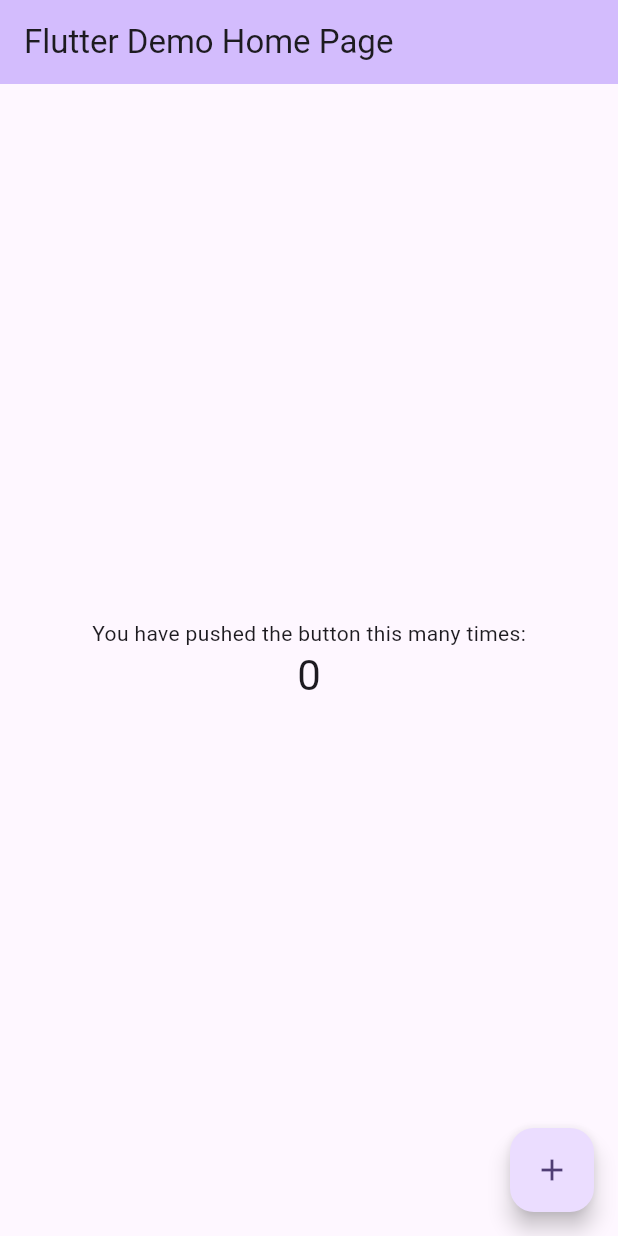
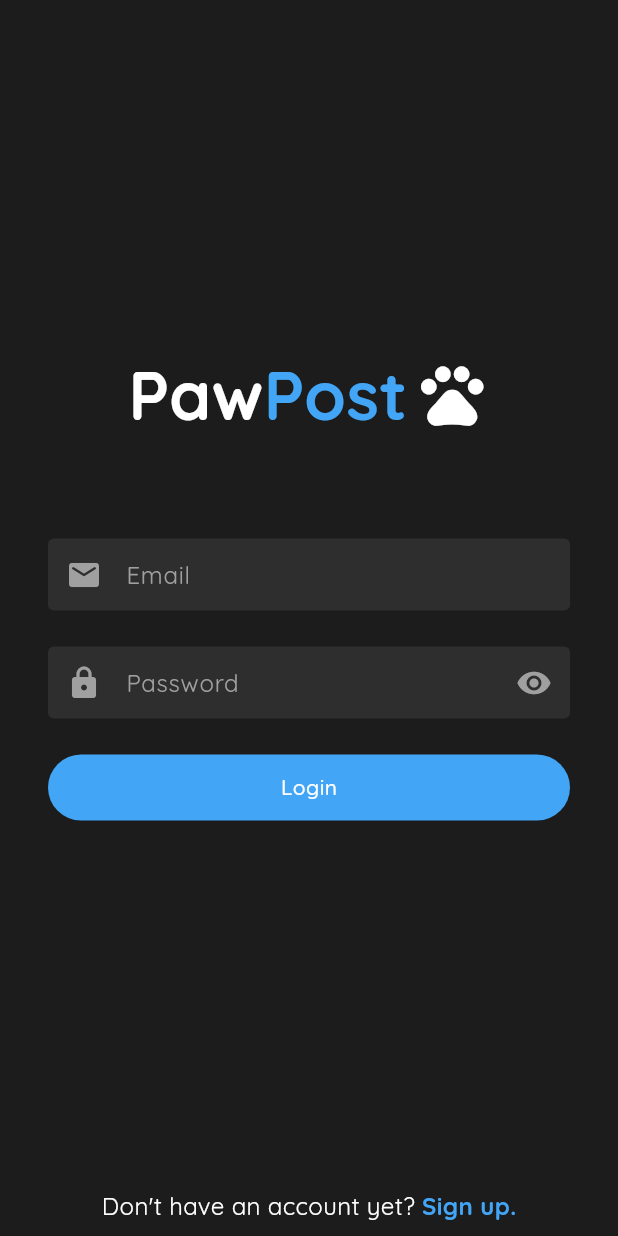
Before and after one commit to natmwong/thankupet_social_media_app, a Flutter app: the screen it shows after launch, on a phone screen of 412 x 824 dp. Run offline on Flutter 3.47's test engine with Material 3 defaults, Android fonts, the phone set to English and light mode, and no system bars; our stand-ins replace flutter_svg, google_fonts, supabase_flutter; accounts and stored records are empty.

Commit message:
Created login_screen UI

```diff
--- a/lib/main.dart
+++ b/lib/main.dart
@@ -1,125 +1,30 @@
 import 'package:flutter/material.dart';
+import 'package:google_fonts/google_fonts.dart';
+import 'package:supabase_flutter/supabase_flutter.dart';
+import 'package:thankupet_social_media_app/screens/login_screen.dart';
+import 'package:thankupet_social_media_app/utils/theme_colors.dart';
 
-void main() {
-  runApp(const MyApp());
+void main() async {
+  await Supabase.initialize(
+    url: 'https://ylkekuxzlzxlhelbzdhg.supabase.co',
+    anonKey:
+        'eyJhbGciOiJIUzI1NiIsInR5cCI6IkpXVCJ9.eyJpc3MiOiJzdXBhYmFzZSIsInJlZiI6Inlsa2VrdXh6bHp4bGhlbGJ6ZGhnIiwicm9sZSI6ImFub24iLCJpYXQiOjE3MjIyOTM0NjcsImV4cCI6MjAzNzg2OTQ2N30.E0IlsYWF9BRPmXwdttPVrOP8XgrCAV2F-Jh7jUSqYuY',
+  );
+  runApp(const PawPost());
 }
 
-class MyApp extends StatelessWidget {
-  const MyApp({super.key});
+class PawPost extends StatelessWidget {
+  const PawPost({super.key});
 
   // This widget is the root of your application.
   @override
   Widget build(BuildContext context) {
     return MaterialApp(
-      title: 'Flutter Demo',
+      title: 'PawPost',
+      debugShowCheckedModeBanner: false,
       theme: ThemeData(
-        // This is the theme of your application.
-        //
-        // TRY THIS: Try running your application with "flutter run". You'll see
-        // the application has a purple toolbar. Then, without quitting the app,
-        // try changing the seedColor in the colorScheme below to Colors.green
-        // and then invoke "hot reload" (save your changes or press the "hot
-        // reload" button in a Flutter-supported IDE, or press "r" if you used
-        // the command line to start the app).
-        //
-        // Notice that the counter didn't reset back to zero; the application
-        // state is not lost during the reload. To reset the state, use hot
-        // restart instead.
-        //
-        // This works for code too, not just values: Most code changes can be
-        // tested with just a hot reload.
-        colorScheme: ColorScheme.fromSeed(seedColor: Colors.deepPurple),
-        useMaterial3: true,
-      ),
-      home: const MyHomePage(title: 'Flutter Demo Home Page'),
+          scaffoldBackgroundColor: backgroundColor, fontFamily: 'Quicksand'),
+      home: LoginScreen(),
     );
   }
 }
-
-class MyHomePage extends StatefulWidget {
-  const MyHomePage({super.key, required this.title});
-
-  // This widget is the home page of your application. It is stateful, meaning
-  // that it has a State object (defined below) that contains fields that affect
-  // how it looks.
-
-  // This class is the configuration for the state. It holds the values (in this
-  // case the title) provided by the parent (in this case the App widget) and
-  // used by the build method of the State. Fields in a Widget subclass are
-  // always marked "final".
-
-  final String title;
-
-  @override
-  State<MyHomePage> createState() => _MyHomePageState();
-}
-
-class _MyHomePageState extends State<MyHomePage> {
-  int _counter = 0;
-
-  void _incrementCounter() {
-    setState(() {
-      // This call to setState tells the Flutter framework that something has
-      // changed in this State, which causes it to rerun the build method below
-      // so that the display can reflect the updated values. If we changed
-      // _counter without calling setState(), then the build method would not be
-      // called again, and so nothing would appear to happen.
-      _counter++;
-    });
-  }
-
-  @override
-  Widget build(BuildContext context) {
-    // This method is rerun every time setState is called, for instance as done
-    // by the _incrementCounter method above.
-    //
-    // The Flutter framework has been optimized to make rerunning build methods
-    // fast, so that you can just rebuild anything that needs updating rather
-    // than having to individually change instances of widgets.
-    return Scaffold(
-      appBar: AppBar(
-        // TRY THIS: Try changing the color here to a specific color (to
-        // Colors.amber, perhaps?) and trigger a hot reload to see the AppBar
-        // change color while the other colors stay the same.
-        backgroundColor: Theme.of(context).colorScheme.inversePrimary,
-        // Here we take the value from the MyHomePage object that was created by
-        // the App.build method, and use it to set our appbar title.
-        title: Text(widget.title),
-      ),
-      body: Center(
-        // Center is a layout widget. It takes a single child and positions it
-        // in the middle of the parent.
-        child: Column(
-          // Column is also a layout widget. It takes a list of children and
-          // arranges them vertically. By default, it sizes itself to fit its
-          // children horizontally, and tries to be as tall as its parent.
-          //
-          // Column has various properties to control how it sizes itself and
-          // how it positions its children. Here we use mainAxisAlignment to
-          // center the children vertically; the main axis here is the vertical
-          // axis because Columns are vertical (the cross axis would be
-          // horizontal).
-          //
-          // TRY THIS: Invoke "debug painting" (choose the "Toggle Debug Paint"
-          // action in the IDE, or press "p" in the console), to see the
-          // wireframe for each widget.
-          mainAxisAlignment: MainAxisAlignment.center,
-          children: <Widget>[
-            const Text(
-              'You have pushed the button this many times:',
-            ),
-            Text(
-              '$_counter',
-              style: Theme.of(context).textTheme.headlineMedium,
-            ),
-          ],
-        ),
-      ),
-      floatingActionButton: FloatingActionButton(
-        onPressed: _incrementCounter,
-        tooltip: 'Increment',
-        child: const Icon(Icons.add),
-      ), // This trailing comma makes auto-formatting nicer for build methods.
-    );
-  }
-}
--- /dev/null
+++ b/lib/screens/login_screen.dart
@@ -0,0 +1,125 @@
+import "package:flutter/material.dart";
+import "package:flutter_svg/flutter_svg.dart";
+import "package:google_fonts/google_fonts.dart";
+import "package:thankupet_social_media_app/widgets/logo_text.dart";
+import "package:thankupet_social_media_app/widgets/text_field_input.dart";
+import "package:thankupet_social_media_app/utils/theme_colors.dart";
+
+class LoginScreen extends StatefulWidget {
+  const LoginScreen({super.key});
+
+  @override
+  State<LoginScreen> createState() => _LoginScreenState();
+}
+
+class _LoginScreenState extends State<LoginScreen> {
+  final TextEditingController _emailController = TextEditingController();
+  final TextEditingController _passwordController = TextEditingController();
+  bool _isLoading = false;
+
+  @override
+  void dispose() {
+    super.dispose();
+    _emailController.dispose();
+    _passwordController.dispose();
+  }
+
+  @override
+  Widget build(BuildContext context) {
+    return Scaffold(
+      body: SafeArea(
+        child: Container(
+          padding: const EdgeInsets.symmetric(horizontal: 32),
+          width: double.infinity,
+          child: Column(
+            crossAxisAlignment: CrossAxisAlignment.center,
+            children: [
+              Flexible(child: Container(), flex: 2),
+              LogoText(),
+              const SizedBox(height: 64),
+              // text field input for email
+              TextFieldInput(
+                hintText: 'Email',
+                textInputType: TextInputType.emailAddress,
+                textEditingController: _emailController,
+                icon: Icons.email_rounded,
+              ),
+              const SizedBox(height: 24),
+              // text field input for password
+              TextFieldInput(
+                hintText: 'Password',
+                textInputType: TextInputType.text,
+                textEditingController: _passwordController,
+                icon: Icons.lock_rounded,
+                isPass: true,
+              ),
+              const SizedBox(height: 24),
+              //button login
+              InkWell(
+                //onTap: loginUser,
+                child: Container(
+                  child: _isLoading
+                      ? const Center(
+                          child: CircularProgressIndicator(
+                            color: primaryColor,
+                          ),
+                        )
+                      : Text(
+                          'Login',
+                          style: TextStyle(
+                              color: primaryColor, fontWeight: FontWeight.w500),
+                        ),
+                  width: double.infinity,
+                  alignment: Alignment.center,
+                  padding: const EdgeInsets.symmetric(vertical: 12),
+                  decoration: const ShapeDecoration(
+                      shape: RoundedRectangleBorder(
+                        borderRadius: BorderRadius.all(
+                          Radius.circular(30),
+                        ),
+                      ),
+                      color: accentColor),
+                ),
+              ),
+              const SizedBox(height: 12),
+              Flexible(child: Container(), flex: 2),
+
+              // Transitioning to signing up
+              Row(
+                mainAxisAlignment: MainAxisAlignment.center,
+                children: [
+                  Container(
+                    child: Text(
+                      "Don't have an account yet? ",
+                      style: GoogleFonts.quicksand(
+                          fontSize: 16.0, color: primaryColor),
+                    ),
+                    padding: const EdgeInsets.symmetric(
+                      vertical: 8,
+                    ),
+                  ),
+                  GestureDetector(
+                    //onTap: navigateToSignup,
+                    child: Container(
+                      child: Text(
+                        "Sign up.",
+                        style: GoogleFonts.quicksand(
+                          fontSize: 16.0,
+                          color: accentColor,
+                          fontWeight: FontWeight.bold,
+                        ),
+                      ),
+                      padding: const EdgeInsets.symmetric(
+                        vertical: 8,
+                      ),
+                    ),
+                  )
+                ],
+              )
+            ],
+          ),
+        ),
+      ),
+    );
+  }
+}
--- /dev/null
+++ b/lib/utils/theme_colors.dart
@@ -0,0 +1,7 @@
+import 'package:flutter/material.dart';
+
+const Color backgroundColor = Color(0xFF1C1C1C);
+const Color secondaryBackgroundColor = Color(0xFF2E2E2E);
+const Color accentColor = Color(0xFF42A5F5);
+const Color primaryColor = Colors.white;
+const Color secondaryColor = Color(0xFFA0A0A0);
--- /dev/null
+++ b/lib/widgets/logo_text.dart
@@ -0,0 +1,46 @@
+import 'package:flutter/material.dart';
+import 'package:google_fonts/google_fonts.dart';
+import 'package:thankupet_social_media_app/utils/theme_colors.dart';
+
+class LogoText extends StatelessWidget {
+  const LogoText({super.key});
+
+  @override
+  Widget build(BuildContext context) {
+    // Title
+    return Center(
+      child: Padding(
+        padding: const EdgeInsets.only(
+          top: 5.0,
+        ),
+        child: Row(
+          mainAxisAlignment: MainAxisAlignment.center,
+          children: [
+            Text(
+              "Paw",
+              style: GoogleFonts.quicksand(
+                fontSize: 45.0,
+                fontWeight: FontWeight.w800,
+                color: primaryColor,
+              ),
+            ),
+            Text(
+              "Post",
+              style: GoogleFonts.quicksand(
+                fontSize: 45.0,
+                fontWeight: FontWeight.w800,
+                color: accentColor,
+              ),
+            ),
+            const SizedBox(width: 5.0),
+            const Icon(
+              Icons.pets,
+              size: 50.0,
+              color: primaryColor,
+            ),
+          ],
+        ),
+      ),
+    );
+  }
+}
--- /dev/null
+++ b/lib/widgets/text_field_input.dart
@@ -0,0 +1,79 @@
+import 'package:flutter/material.dart';
+import 'package:google_fonts/google_fonts.dart';
+import 'package:thankupet_social_media_app/utils/theme_colors.dart';
+
+/// A custom text field input widget.
+///
+/// This widget provides a customizable text input field with various features
+/// such as hint text, input type, and an optional icon.
+class TextFieldInput extends StatefulWidget {
+  final TextEditingController textEditingController;
+  final bool isPass;
+  final String hintText;
+  final TextInputType textInputType;
+  final IconData? icon;
+
+  const TextFieldInput({
+    Key? key,
+    required this.textEditingController,
+    this.isPass = false,
+    required this.hintText,
+    required this.textInputType,
+    this.icon,
+  }) : super(key: key);
+
+  @override
+  _TextFieldInputState createState() => _TextFieldInputState();
+}
+
+class _TextFieldInputState extends State<TextFieldInput> {
+  bool _obscureText = true;
+
+  @override
+  Widget build(BuildContext context) {
+    final inputBorder = OutlineInputBorder(
+        borderSide:
+            BorderSide.none); // Remove the border color or make it transparent
+    return TextField(
+      controller: widget.textEditingController,
+      cursorColor: primaryColor,
+      style:
+          TextStyle(color: primaryColor), // Set the text color to primaryColor
+      decoration: InputDecoration(
+        hintText: widget.hintText,
+        hintStyle: TextStyle(color: secondaryColor),
+        border: inputBorder,
+        focusedBorder: inputBorder.copyWith(
+          borderSide: BorderSide(
+              color: secondaryColor,
+              width: 1.5), // Highlight with secondaryColor when focused
+        ),
+        enabledBorder: inputBorder,
+        filled: true,
+        fillColor: secondaryBackgroundColor,
+        contentPadding: const EdgeInsets.all(8),
+        prefixIcon: widget.icon != null
+            ? Icon(
+                widget.icon,
+                color: secondaryColor,
+              )
+            : null, // Add prefixIcon based on the icon parameter
+        suffixIcon: widget.icon == Icons.lock_rounded
+            ? IconButton(
+                icon: Icon(
+                  _obscureText ? Icons.visibility : Icons.visibility_off,
+                  color: secondaryColor,
+                ),
+                onPressed: () {
+                  setState(() {
+                    _obscureText = !_obscureText;
+                  });
+                },
+              )
+            : null, // Add suffixIcon if the icon is lock_rounded
+      ),
+      keyboardType: widget.textInputType,
+      obscureText: widget.isPass && _obscureText,
+    );
+  }
+}
```
Also changed, not shown: pubspec.yaml (+5 -17 lines), pubspec.lock, 5 other files.
